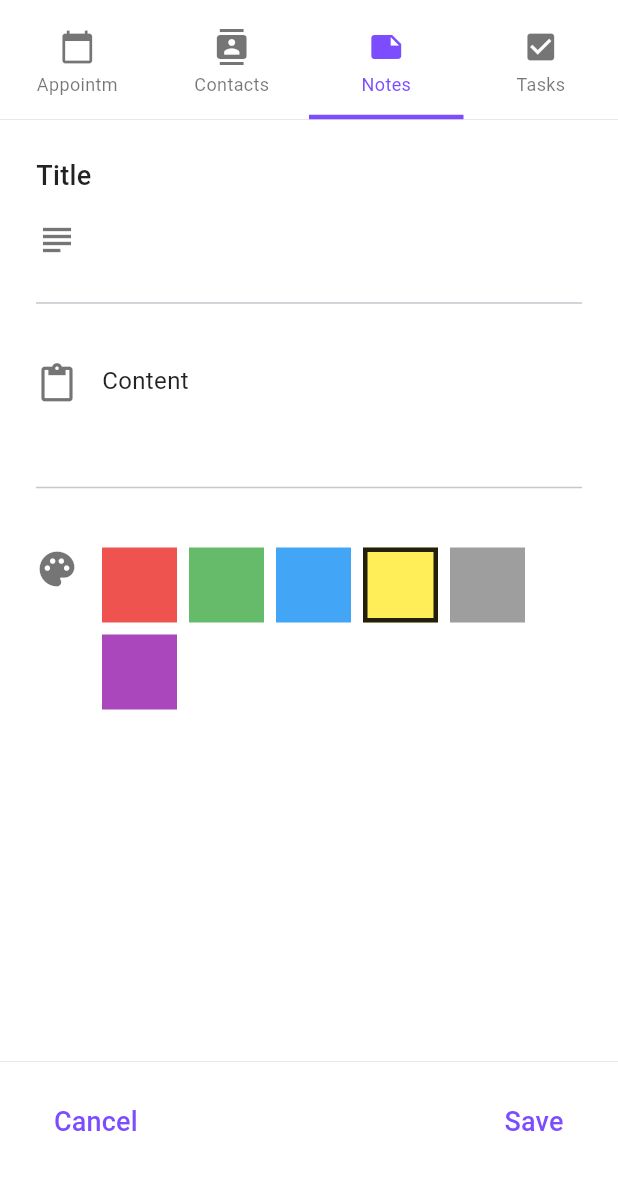
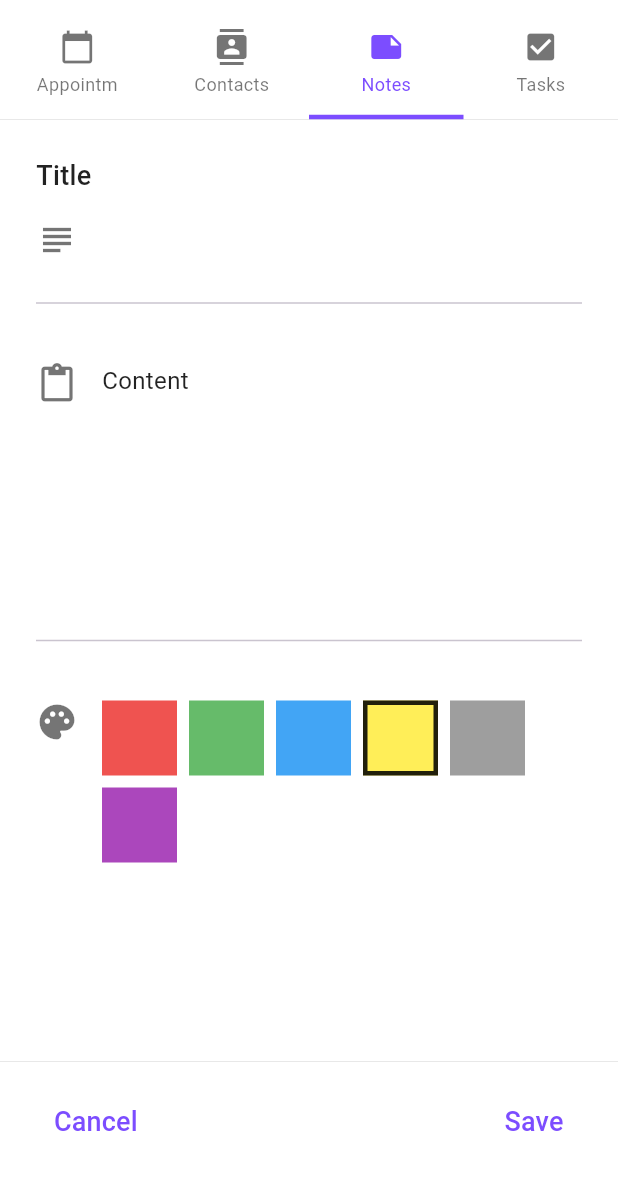
Before and after one commit to luisfelipe03/projetos_tcc, a Flutter app: the NoteEntryScreen screen opened directly, on a phone screen of 412 x 824 dp, the part 54-1236 px from its top. Run offline on Flutter 3.47's test engine with Material 3 defaults, Android fonts, the phone set to English and light mode, and no system bars; our stand-ins replace flutter_slidable, sqflite; accounts and stored records are empty.

Commit message:
v3: Iteração 4

```diff
--- a/3_flutterbook_to_do_list_notes_contacts_v3/lib/views/note_entry_screen.dart
+++ b/3_flutterbook_to_do_list_notes_contacts_v3/lib/views/note_entry_screen.dart
@@ -104,7 +104,9 @@ class _NoteEntryScreenState extends State<NoteEntryScreen> {
                     children: [
                       Text('Content', style: AppTheme.bodyStyle),
                       const SizedBox(height: 4),
-                      TextField(
+                      SizedBox(
+                        height: 150,
+                        child: TextField(
                           controller: _contentController,
                           decoration: const InputDecoration(
                             border: InputBorder.none,
@@ -112,6 +114,9 @@ class _NoteEntryScreenState extends State<NoteEntryScreen> {
                           ),
                           style: AppTheme.bodySecondaryStyle,
                           maxLines: null,
+                          expands: true,
+                          textAlignVertical: TextAlignVertical.top,
+                        ),
                       ),
                     ],
                   ),
```
Also changed, not shown: 1 other file. Lines whose indentation alone changed are shown as unchanged.
